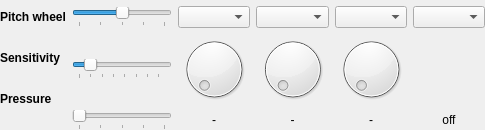
First picture: the form in sources/clavier/controllerarea.ui, repository davy7125/polyphone, before the edit.
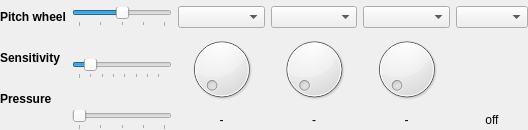
Second picture: the form after the edit. Custom widgets are drawn as their Qt base class.

```diff
--- a/sources/clavier/controllerarea.ui
+++ b/sources/clavier/controllerarea.ui
@@ -6,7 +6,7 @@
    <rect>
     <x>0</x>
     <y>0</y>
-    <width>485</width>
+    <width>528</width>
     <height>130</height>
    </rect>
   </property>
@@ -16,12 +16,6 @@
     <height>130</height>
    </size>
   </property>
-  <property name="maximumSize">
-   <size>
-    <width>16777215</width>
-    <height>130</height>
-   </size>
-  </property>
   <property name="windowTitle">
    <string notr="true">Form</string>
   </property>
```
Left out of the diff: 23 changed lines with no effect on the pictures.
